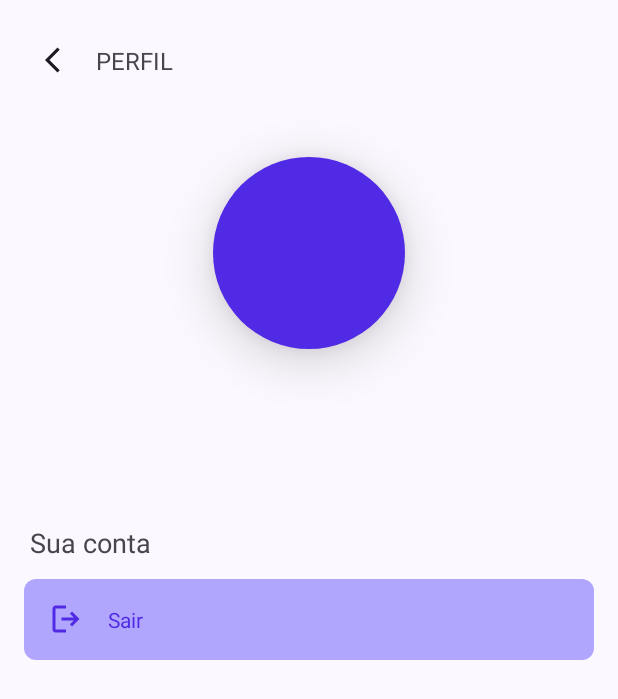
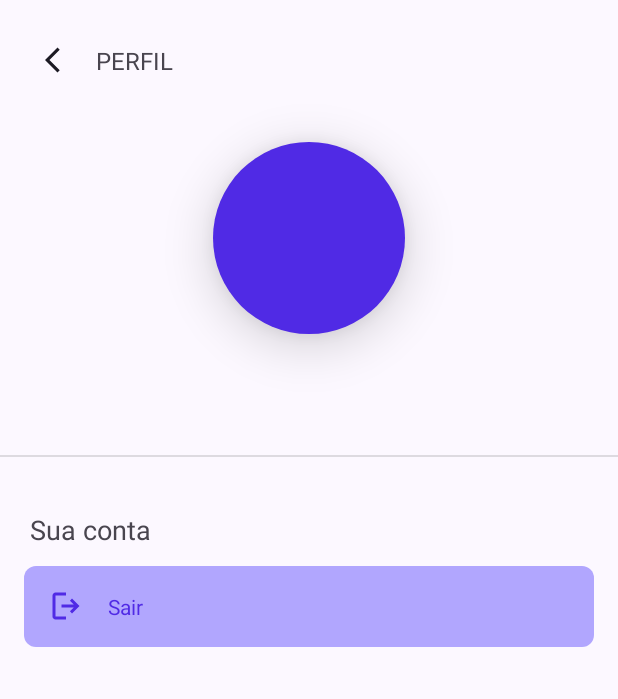
Before and after one commit to GilianMarques/ControleDeNotificacoes, an Android app: the ProfileFragment screen opened through its navigation route, on a phone screen of 412 x 824 dp. Shown: the top 699 px of the screen. Run offline under Robolectric (Android 15) with nearby library versions, the phone set to English and light mode, and no system bars; our stand-ins replace Dagger/Hilt's generated code, Firebase (no records; nobody signed in at launch, a user with empty details on screens opened directly); libraries missing offline, so code that uses them is left out: com.firebase.ui; Roboto replaces fonts that are not available here; 2 statements that could not run were skipped.

Commit message:
Ajustes na UI

```diff
--- a/app/src/main/java/dev/gmarques/controledenotificacoes/presentation/ui/activities/MainActivity.kt
+++ b/app/src/main/java/dev/gmarques/controledenotificacoes/presentation/ui/activities/MainActivity.kt
@@ -1,13 +1,18 @@
 package dev.gmarques.controledenotificacoes.presentation.ui.activities
 
 import android.os.Bundle
+import android.util.Log
+import android.util.TypedValue
 import androidx.activity.enableEdgeToEdge
 import androidx.appcompat.app.AppCompatActivity
 import androidx.core.view.ViewCompat
 import androidx.core.view.WindowInsetsCompat
+import androidx.navigation.findNavController
+import androidx.navigation.fragment.NavHostFragment
 import dagger.hilt.android.AndroidEntryPoint
 import dev.gmarques.controledenotificacoes.R
 import dev.gmarques.controledenotificacoes.databinding.ActivityMainBinding
+import dev.gmarques.controledenotificacoes.presentation.ui.fragments.splash.SplashFragment
 
 
 /**
@@ -18,11 +23,14 @@ import dev.gmarques.controledenotificacoes.databinding.ActivityMainBinding
 class MainActivity : AppCompatActivity() {
 
     private lateinit var binding: ActivityMainBinding
+    private lateinit var splashLabel: String
+    private var backgroundChanged = false
 
     override fun onCreate(savedInstanceState: Bundle?) {
         super.onCreate(savedInstanceState)
 
         binding = ActivityMainBinding.inflate(layoutInflater)
+        splashLabel = getString(R.string.Splash_fragment)
 
         enableEdgeToEdge()
 
@@ -34,5 +42,31 @@ class MainActivity : AppCompatActivity() {
             insets
         }
 
+        observeNavigationChanges()
+
+    }
+
+    private fun observeNavigationChanges() {
+
+        val navHostFragment = supportFragmentManager
+            .findFragmentById(R.id.nav_host_fragment) as NavHostFragment
+
+        val navController = navHostFragment.navController
+
+        navController.addOnDestinationChangedListener { _, destination, _ ->
+            if (!backgroundChanged) applyDefaultBackgroundColor()
+        }
+    }
+
+
+    /**
+     * Os fragmentos são transparentes por isso preciso remover o background do splashscreen e definir uma cor sólida
+     * na activity
+     */
+    private fun applyDefaultBackgroundColor() {
+        val typedValue = TypedValue()
+        theme.resolveAttribute(R.attr.colorBackground, typedValue, true)
+        window.decorView.setBackgroundColor(typedValue.data)
+        backgroundChanged = true
     }
 }
--- a/app/src/main/java/dev/gmarques/controledenotificacoes/presentation/ui/fragments/home/HomeFragment.kt
+++ b/app/src/main/java/dev/gmarques/controledenotificacoes/presentation/ui/fragments/home/HomeFragment.kt
@@ -114,6 +114,7 @@ class HomeFragment : MyFragment() {
                 val extras = FragmentNavigatorExtras(
                     tvUserName to tvUserName.transitionName,
                     ivProfilePicture to ivProfilePicture.transitionName,
+                    divider to divider.transitionName,
                 )
                 findNavController().navigate(HomeFragmentDirections.toProfileFragment(), extras)
             })
--- a/app/src/main/java/dev/gmarques/controledenotificacoes/presentation/ui/fragments/splash/SplashFragment.kt
+++ b/app/src/main/java/dev/gmarques/controledenotificacoes/presentation/ui/fragments/splash/SplashFragment.kt
@@ -58,8 +58,6 @@ class SplashFragment : MyFragment() {
         setupFabTryAgain()
         observeSharedViewModel()
         viewModel.checkUserLoggedIn()
-        applyDefaultBackgroundColor()
-
     }
 
     /**
@@ -186,16 +184,6 @@ class SplashFragment : MyFragment() {
         }
     }
 
-    /**
-     * Os fragmentos são transparentes por isso preciso remover o background do splashscreen e definir uma cor sólida
-     * na activity
-     */
-    private fun applyDefaultBackgroundColor() {
-        val typedValue = TypedValue()
-        requireContext().theme.resolveAttribute(R.attr.colorBackground, typedValue, true)
-        requireActivity().window.decorView.setBackgroundColor(typedValue.data)
-
-    }
 
     /**
      * Observa um flow no viewmodel do HomeFragmentos que indica quando os dados foram carregados e então chama no viewmodel uma função
--- a/app/src/main/res/layout/fragment_home.xml
+++ b/app/src/main/res/layout/fragment_home.xml
@@ -68,6 +68,7 @@
         android:id="@+id/divider"
         android:layout_width="match_parent"
         android:layout_height="1dp"
+        android:transitionName="divider"
         android:layout_marginTop="16dp"
         android:background="?android:attr/listDivider"
         app:layout_constraintTop_toBottomOf="@id/iv_profile_picture" />
--- a/app/src/main/res/layout/fragment_login.xml
+++ b/app/src/main/res/layout/fragment_login.xml
@@ -5,6 +5,7 @@
     android:id="@+id/window_parent"
     android:layout_width="match_parent"
     android:layout_height="match_parent"
+    android:background="?colorBackground"
     android:animateLayoutChanges="true">
 
     <androidx.constraintlayout.widget.ConstraintLayout
@@ -17,8 +18,8 @@
 
         <ImageView
             android:id="@+id/iv_profile_picture"
-            android:layout_width="116dp"
-            android:layout_height="116dp"
+            android:layout_width="96dp"
+            android:layout_height="96dp"
             android:background="@drawable/back_profile_picture"
             android:contentDescription="@string/Foto_de_perfil_do_usuario"
             android:elevation="20dp"
--- a/app/src/main/res/layout/fragment_profile.xml
+++ b/app/src/main/res/layout/fragment_profile.xml
@@ -3,7 +3,8 @@
     xmlns:app="http://schemas.android.com/apk/res-auto"
     xmlns:tools="http://schemas.android.com/tools"
     android:layout_width="match_parent"
-    android:layout_height="match_parent">
+    android:layout_height="match_parent"
+    tools:background="?colorSurface">
 
     <com.google.android.material.appbar.AppBarLayout
         android:id="@+id/appbar"
@@ -19,8 +20,7 @@
             <androidx.constraintlayout.widget.ConstraintLayout
                 android:layout_width="match_parent"
                 android:layout_height="match_parent"
-                android:background="?attr/colorBackground"
-                android:paddingBottom="48dp">
+                android:background="?attr/colorBackground">
 
                 <include
                     android:id="@+id/toolbar"
@@ -36,7 +36,7 @@
                     android:layout_width="128dp"
                     android:layout_height="128dp"
                     android:layout_marginStart="16dp"
-                    android:layout_marginTop="72dp"
+                    android:layout_marginTop="24dp"
                     android:layout_marginEnd="16dp"
                     android:layout_marginBottom="16dp"
                     android:background="@drawable/back_profile_picture"
@@ -44,10 +44,10 @@
                     android:elevation="20dp"
                     android:padding="2dp"
                     android:transitionName="profile_picture"
-                    app:layout_constraintBottom_toBottomOf="parent"
+                    app:layout_constraintBottom_toTopOf="@id/tv_user_name"
                     app:layout_constraintEnd_toEndOf="parent"
                     app:layout_constraintStart_toStartOf="parent"
-                    app:layout_constraintTop_toTopOf="parent"
+                    app:layout_constraintTop_toBottomOf="@id/toolbar"
                     tools:src="@drawable/vec_try_again" />
 
                 <TextView
@@ -56,15 +56,25 @@
                     android:layout_height="wrap_content"
                     android:layout_marginStart="8dp"
                     android:layout_marginTop="16dp"
-                    android:layout_marginBottom="6dp"
+                    android:layout_marginBottom="16dp"
                     android:fontFamily="@font/urbanist_extrabold"
                     android:textSize="24sp"
                     android:transitionName="username"
+                    app:layout_constraintBottom_toTopOf="@id/divider"
                     app:layout_constraintEnd_toEndOf="parent"
                     app:layout_constraintStart_toStartOf="parent"
                     app:layout_constraintTop_toBottomOf="@id/iv_profile_picture"
+                    tools:text="\@username" />
 
-                    tools:text="\@username" />
+                <View
+                    android:id="@+id/divider"
+                    android:layout_width="match_parent"
+                    android:layout_height="1dp"
+                    android:background="?android:attr/listDivider"
+                    android:transitionName="divider"
+                    app:layout_constraintBottom_toBottomOf="parent"
+
+                    />
 
             </androidx.constraintlayout.widget.ConstraintLayout>
         </com.google.android.material.appbar.CollapsingToolbarLayout>
@@ -73,6 +83,7 @@
     <androidx.core.widget.NestedScrollView
         android:layout_width="match_parent"
         android:layout_height="match_parent"
+        android:layout_marginTop="16dp"
         app:layout_behavior="com.google.android.material.appbar.AppBarLayout$ScrollingViewBehavior">
 
         <LinearLayout
--- a/app/src/main/res/navigation/nav_graph.xml
+++ b/app/src/main/res/navigation/nav_graph.xml
@@ -3,7 +3,7 @@
     xmlns:app="http://schemas.android.com/apk/res-auto"
     xmlns:tools="http://schemas.android.com/tools"
     android:id="@+id/nav_graph.xml"
-    app:startDestination="@id/loginFragment">
+    app:startDestination="@id/splashFragment">
 
 
     <fragment
@@ -21,14 +21,14 @@
     </fragment>
 
     <fragment
-        android:id="@+id/loginFragment"
+        android:id="@+id/splashFragment"
         android:name="dev.gmarques.controledenotificacoes.presentation.ui.fragments.splash.SplashFragment"
-        android:label="fragment_login"
+        android:label="@string/Splash_fragment"
         tools:layout="@layout/fragment_login">
         <action
             android:id="@+id/to_homeFragment"
             app:destination="@id/homeFragment"
-            app:popUpTo="@id/loginFragment"
+            app:popUpTo="@id/splashFragment"
             app:popUpToInclusive="true" />
 
     </fragment>
--- a/app/src/main/res/values/strings.xml
+++ b/app/src/main/res/values/strings.xml
@@ -109,5 +109,6 @@
     <string name="O_login_falhou_c_digo_0_mensagem_1">O login falhou: Código %1$s, Mensagem %2$s</string>
     <string name="Voce_cancelou_o_login">Você cancelou o login.</string>
     <string name="Bem_vindo_a">Bem Vindo(a)</string>
+    <string name="Splash_fragment">Splash fragment</string>
 
 </resources>
```
